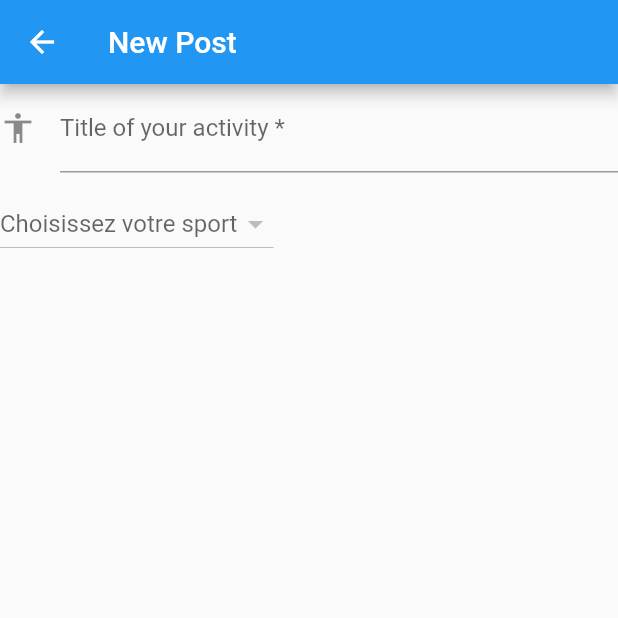
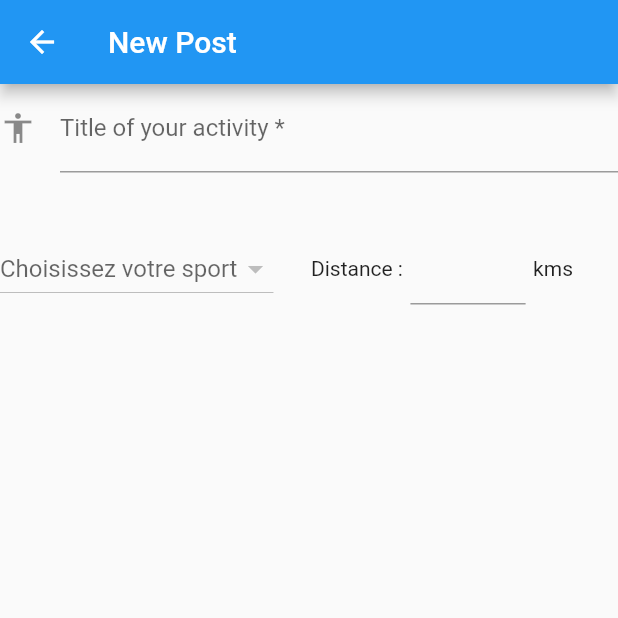
Before and after one commit to DebroyeAntoine/social-network, a Flutter app: the EditPostView screen opened directly, on a phone screen of 412 x 824 dp, the top half of it. Run offline on Flutter 3.47's test engine with Material 2 defaults, Android fonts, the phone set to English and light mode, and no system bars; our stand-ins replace bloc, cloud_firestore, email_validator, equatable, firebase_auth, firebase_core and 2 more; accounts and stored records are empty; network calls fail.

Commit message:
Add field to enter kilometers done during the activity.
Connect this field to bloc and entity
Moreover do a draft visualization of the UI.

```diff
--- a/lib/bloc/post_bloc/post_bloc.dart
+++ b/lib/bloc/post_bloc/post_bloc.dart
@@ -22,6 +22,7 @@ class PostBloc extends Bloc<PostEvent, PostState> {
     on<NewPostLoaded>(_onNewPostLoaded);
     on<PostSportChanged>(_onPostSportChanged);
     on<PostTitleChanged>(_onPostTitleChanged);
+    on<PostDistanceChanged>(_onPostDistanceChanged);
   }
   final PostRepository _postRepository;
 
@@ -56,13 +57,20 @@ class PostBloc extends Bloc<PostEvent, PostState> {
     emit(state.copyWith(title: event.title));
   }
 
+  Future<void> _onPostDistanceChanged(
+      PostDistanceChanged event,
+      Emitter<PostState> emit,
+      ) async {
+    emit(state.copyWith(distance: event.distance));
+  }
+
   Future<void> _onSubmitted(
       PostSubmitted event,
       Emitter<PostState> emit,
       ) async {
     //emit(state.copyWith(status: PostStatus.loading));
     final post = (state.initialPost ?? Post(description: '', user: 'antoine',
-        date: Timestamp.now(), id: '', sport: 'vélo', title: 'Test')).copyWith(
+        date: Timestamp.now(), id: '', sport: 'vélo', title: 'Test', distance: 10)).copyWith(
       description: state.description,
 
     );
--- a/lib/bloc/post_bloc/post_event.dart
+++ b/lib/bloc/post_bloc/post_event.dart
@@ -34,6 +34,15 @@ class PostTitleChanged extends PostEvent {
   List<Object?> get props => [title];
 }
 
+class PostDistanceChanged extends PostEvent {
+  const PostDistanceChanged({this.distance});
+
+  final double? distance;
+
+  @override
+  List<Object?> get props => [distance];
+}
+
 class PostSubmitted extends PostEvent {
   const PostSubmitted();
 }
--- a/lib/bloc/post_bloc/post_state.dart
+++ b/lib/bloc/post_bloc/post_state.dart
@@ -20,6 +20,7 @@ class PostState extends Equatable {
     this.sports = const <String>[],
     this.sport,
     this.title,
+    this.distance,
 
   });
 
@@ -34,6 +35,7 @@ class PostState extends Equatable {
   final List<String> sports;
   final String? sport;
   final String? title;
+  final double? distance;
 
   PostState copyWith({
     PostStatus? status,
@@ -45,6 +47,7 @@ class PostState extends Equatable {
     String? sport,
     List<String>? sports,
     String? title,
+    double? distance,
   }) {
     return PostState(
       date: date ?? this.date,
@@ -56,6 +59,7 @@ class PostState extends Equatable {
       sport: sport ?? this.sport,
       sports: sports ?? this.sports,
       title: title ?? this.title,
+      distance: distance ?? this.distance,
     );
   }
 
@@ -64,5 +68,5 @@ class PostState extends Equatable {
 
 
   @override
-  List<Object?> get props => [status, description, initialPost, image, user, date, sport, sports, title];
+  List<Object?> get props => [status, description, initialPost, image, user, date, sport, sports, title, distance];
 }
--- a/lib/presentation/edit_post.dart
+++ b/lib/presentation/edit_post.dart
@@ -54,7 +54,9 @@ class EditPostView extends StatelessWidget {
                 context.read<PostBloc>().add(PostTitleChanged(title: title));
               },
             ),
-            const SizedBox(height: 10),
+            const SizedBox(height: 40),
+            Row(
+              children: [
                 DropdownButton<String>(
                   items: sports.isNotEmpty
                       ? sports.map((test) {
@@ -66,7 +68,27 @@ class EditPostView extends StatelessWidget {
                   onChanged: (sport) {
                     context.read<PostBloc>().add(PostSportChanged(sport: sport));
                   },
-            )
+                ),
+                const SizedBox(width: 25),
+                const Text("Distance :"),
+                const SizedBox(width: 5),
+                Expanded(
+                  child: TextField(
+                    textAlign: TextAlign.end,
+                    /*decoration: const InputDecoration(
+                      labelText: 'Distance',
+                    ),*/
+                    keyboardType: TextInputType.number,
+                    onChanged: (distance) {
+                      context.read<PostBloc>().add(PostDistanceChanged(distance: double.parse(distance)));
+                    },
+                  ),
+                ),
+                const SizedBox(width: 5),
+                const Text("kms"),
+                const SizedBox(width: 30),
+              ],
+            ),
           ])
         );
   }
--- a/lib/repository/models/post.dart
+++ b/lib/repository/models/post.dart
@@ -34,6 +34,7 @@ class Post extends Equatable {
     required this.user,
     required this.sport,
     required this.title,
+    required this.distance,
   })  : /*assert(
   id == null,
   'id can not be null and should be empty',
@@ -67,6 +68,8 @@ class Post extends Equatable {
 
   final String title;
 
+  final double distance;
+
   /// Returns a copy of this todo with the given values updated.
   ///
   /// {@macro todo}
@@ -78,6 +81,7 @@ class Post extends Equatable {
     String? user,
     String? sport,
     String? title,
+    double? distance,
   }) {
     return Post(
       id: id ?? this.id,
@@ -87,6 +91,7 @@ class Post extends Equatable {
       user: user ?? this.user,
       sport: sport ?? this.sport,
       title: title ?? this.title,
+      distance: distance ?? this.distance
     );
   }
 
@@ -97,14 +102,14 @@ class Post extends Equatable {
   JsonMap toJson() => _$PostToJson(this);
 
   @override
-  List<Object> get props => [id, description, image, date, user, sport, title];
+  List<Object> get props => [id, description, image, date, user, sport, title, distance];
 
   static int _toJson(Timestamp time) => time.millisecondsSinceEpoch;
   static Timestamp _fromJson (int time) =>
       Timestamp.fromMicrosecondsSinceEpoch(time);
 
   PostEntity toEntity() {
-    return PostEntity(id, description, date, user, image, sport, title);
+    return PostEntity(id, description, date, user, image, sport, title, distance);
   }
 
   static Post fromEntity(PostEntity entity) {
@@ -116,6 +121,7 @@ class Post extends Equatable {
       user: entity.user,
       sport: entity.sport,
       title: entity.title,
+      distance: entity.distance,
     );
   }
 }
--- a/lib/repository/post_entity.dart
+++ b/lib/repository/post_entity.dart
@@ -11,9 +11,10 @@ class PostEntity extends Equatable {
   final String image;
   final String sport;
   final String title;
+  final double distance;
 
   const PostEntity(this.id, this.description, this.date, this.user, this.image,
-      this.sport, this.title);
+      this.sport, this.title, this.distance);
 
   Map<String, Object> toJson() {
     return {
@@ -24,13 +25,14 @@ class PostEntity extends Equatable {
       'id': id,
       'sport': sport,
       'title': title,
+      'distance': distance,
     };
   }
 
   @override
   String toString() {
     return 'PostEntity { date: $date, title: $title, sport: $sport user: $user, image: $image, '
-        'description: $description, id: $id }';
+        'description: $description, id: $id distance: $distance }';
   }
 
   static PostEntity fromJson(Map<String, Object> json) {
@@ -42,6 +44,7 @@ class PostEntity extends Equatable {
       json['user'] as String,
       json['sport'] as String,
       json['title'] as String,
+      json['distance'] as double,
     );
   }
 
@@ -54,6 +57,7 @@ class PostEntity extends Equatable {
       snap.get('user'),
       snap.get('sport'),
       snap.get('title'),
+      snap.get('distance'),
     );
   }
 
@@ -65,11 +69,12 @@ class PostEntity extends Equatable {
       'date': date,
       'sport': sport,
       'title': title,
+      'distance': distance,
     };
   }
 
   @override
   // TODO: implement props
-  List<Object?> get props => [id, description, image, user, date, sport, title];
+  List<Object?> get props => [id, description, image, user, date, sport, title, distance];
 
 }
```
Also changed, not shown: lib/repository/models/post.g.dart. Lines whose indentation alone changed are shown as unchanged.
